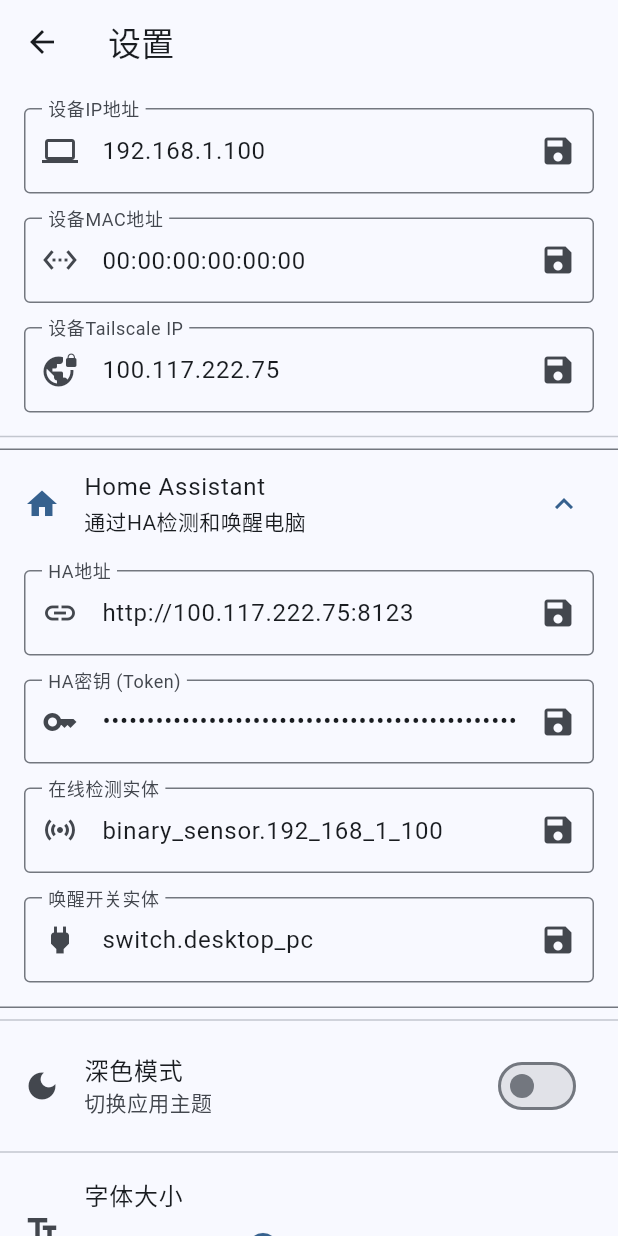
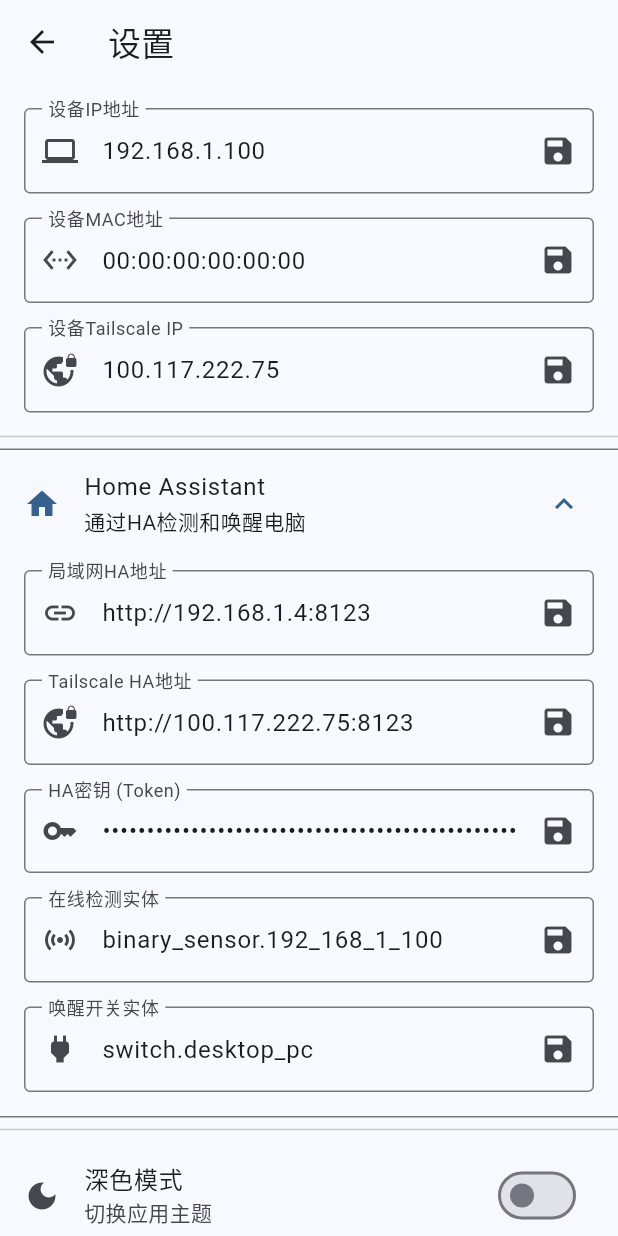
Before and after one commit to yanli78/wakeup_onlan, a Flutter app: the screen it shows after launch, after a tap on the "settings" icon, on a phone screen of 412 x 824 dp. Run offline on Flutter 3.47's test engine with Material 3 defaults, Android fonts, the phone set to English and light mode, and no system bars; our stand-ins replace shared_preferences.

Commit message:
优化局域网检查逻辑

```diff
--- a/lib/main.dart
+++ b/lib/main.dart
@@ -51,10 +51,6 @@ class _HomePageState extends State<HomePage> {
 
   Future<void> _initSettings() async {
     await _settingsService.init();
-    _haService = HomeAssistantService(
-      baseUrl: _settingsService.haBaseUrl,
-      token: _settingsService.haToken,
-    );
     setState(() {
       _isInitialized = true;
     });
@@ -72,6 +68,15 @@ class _HomePageState extends State<HomePage> {
     }
   }
 
+  String _getHaBaseUrl() {
+    if (_isOnLocal) {
+      return _settingsService.haLocalUrl;
+    } else if (_isOnTailscale) {
+      return _settingsService.haTailscaleUrl;
+    }
+    return _settingsService.haLocalUrl;
+  }
+
   Future<void> _checkPcStatus() async {
     if (_isChecking) return;
 
@@ -83,12 +88,9 @@ class _HomePageState extends State<HomePage> {
 
     bool online = false;
 
-    if (_isOnLocal) {
-      final ip = _settingsService.ipAddress;
-      online = await NetworkService.isPcOnline(ip);
-    } else if (_isOnTailscale) {
+    if (_isOnLocal || _isOnTailscale) {
       _haService = HomeAssistantService(
-        baseUrl: _settingsService.haBaseUrl,
+        baseUrl: _getHaBaseUrl(),
         token: _settingsService.haToken,
       );
       final state = await _haService?.getEntityState(
@@ -117,29 +119,13 @@ class _HomePageState extends State<HomePage> {
     await _checkNetworkStatus();
 
     if (_canWake()) {
-      bool wakeSuccess = false;
-
-      if (_isOnLocal) {
-        final mac = _settingsService.macAddress;
-        String? broadcastAddr;
-
-        final ip = _settingsService.ipAddress;
-        final parts = ip.split('.');
-        if (parts.length == 4) {
-          broadcastAddr = '${parts[0]}.${parts[1]}.${parts[2]}.255';
-        }
-
-        NetworkService.sendMagicPacket(mac, broadcastAddress: broadcastAddr);
-        wakeSuccess = true;
-      } else if (_isOnTailscale) {
-        _haService = HomeAssistantService(
-          baseUrl: _settingsService.haBaseUrl,
-          token: _settingsService.haToken,
-        );
-        wakeSuccess =
-            await _haService?.turnOnSwitch(_settingsService.haSwitchEntity) ??
-            false;
-      }
+      _haService = HomeAssistantService(
+        baseUrl: _getHaBaseUrl(),
+        token: _settingsService.haToken,
+      );
+      final wakeSuccess =
+          await _haService?.turnOnSwitch(_settingsService.haSwitchEntity) ??
+          false;
 
       if (wakeSuccess && mounted) {
         ScaffoldMessenger.of(
@@ -200,10 +186,6 @@ class _HomePageState extends State<HomePage> {
       MaterialPageRoute(
         builder: (context) => SettingsPage(settingsService: _settingsService),
       ),
-    );
-    _haService = HomeAssistantService(
-      baseUrl: _settingsService.haBaseUrl,
-      token: _settingsService.haToken,
     );
     _checkPcStatus();
   }
--- a/lib/pages/settings_page.dart
+++ b/lib/pages/settings_page.dart
@@ -14,7 +14,8 @@ class _SettingsPageState extends State<SettingsPage> {
   late TextEditingController _ipController;
   late TextEditingController _macController;
   late TextEditingController _tailscaleIpController;
-  late TextEditingController _haUrlController;
+  late TextEditingController _haLocalUrlController;
+  late TextEditingController _haTailscaleUrlController;
   late TextEditingController _haTokenController;
   late TextEditingController _haSensorController;
   late TextEditingController _haSwitchController;
@@ -28,7 +29,8 @@ class _SettingsPageState extends State<SettingsPage> {
     _ipController = TextEditingController(text: widget.settingsService.ipAddress);
     _macController = TextEditingController(text: widget.settingsService.macAddress);
     _tailscaleIpController = TextEditingController(text: widget.settingsService.tailscaleIp);
-    _haUrlController = TextEditingController(text: widget.settingsService.haBaseUrl);
+    _haLocalUrlController = TextEditingController(text: widget.settingsService.haLocalUrl);
+    _haTailscaleUrlController = TextEditingController(text: widget.settingsService.haTailscaleUrl);
     _haTokenController = TextEditingController(text: widget.settingsService.haToken);
     _haSensorController = TextEditingController(text: widget.settingsService.haSensorEntity);
     _haSwitchController = TextEditingController(text: widget.settingsService.haSwitchEntity);
@@ -39,7 +41,8 @@ class _SettingsPageState extends State<SettingsPage> {
     _ipController.dispose();
     _macController.dispose();
     _tailscaleIpController.dispose();
-    _haUrlController.dispose();
+    _haLocalUrlController.dispose();
+    _haTailscaleUrlController.dispose();
     _haTokenController.dispose();
     _haSensorController.dispose();
     _haSwitchController.dispose();
@@ -76,12 +79,22 @@ class _SettingsPageState extends State<SettingsPage> {
     }
   }
 
-  void _saveHaUrl() {
-    final url = _haUrlController.text.trim();
+  void _saveHaLocalUrl() {
+    final url = _haLocalUrlController.text.trim();
     if (url.isNotEmpty) {
-      widget.settingsService.setHaBaseUrl(url);
+      widget.settingsService.setHaLocalUrl(url);
       ScaffoldMessenger.of(context).showSnackBar(
-        const SnackBar(content: Text('HA地址已保存')),
+        const SnackBar(content: Text('局域网HA地址已保存')),
+      );
+    }
+  }
+
+  void _saveHaTailscaleUrl() {
+    final url = _haTailscaleUrlController.text.trim();
+    if (url.isNotEmpty) {
+      widget.settingsService.setHaTailscaleUrl(url);
+      ScaffoldMessenger.of(context).showSnackBar(
+        const SnackBar(content: Text('Tailscale HA地址已保存')),
       );
     }
   }
@@ -199,18 +212,35 @@ class _SettingsPageState extends State<SettingsPage> {
               Padding(
                 padding: const EdgeInsets.symmetric(horizontal: 16, vertical: 8),
                 child: TextField(
-                  controller: _haUrlController,
+                  controller: _haLocalUrlController,
                   decoration: InputDecoration(
-                    labelText: 'HA地址',
-                    hintText: '例如: http://100.117.222.75:8123',
+                    labelText: '局域网HA地址',
+                    hintText: '例如: http://192.168.1.4:8123',
                     prefixIcon: const Icon(Icons.link),
                     suffixIcon: IconButton(
                       icon: const Icon(Icons.save),
-                      onPressed: _saveHaUrl,
+                      onPressed: _saveHaLocalUrl,
                     ),
                     border: const OutlineInputBorder(),
                   ),
-                  onSubmitted: (_) => _saveHaUrl(),
+                  onSubmitted: (_) => _saveHaLocalUrl(),
+                ),
+              ),
+              Padding(
+                padding: const EdgeInsets.symmetric(horizontal: 16, vertical: 8),
+                child: TextField(
+                  controller: _haTailscaleUrlController,
+                  decoration: InputDecoration(
+                    labelText: 'Tailscale HA地址',
+                    hintText: '例如: http://100.117.222.75:8123',
+                    prefixIcon: const Icon(Icons.vpn_lock),
+                    suffixIcon: IconButton(
+                      icon: const Icon(Icons.save),
+                      onPressed: _saveHaTailscaleUrl,
+                    ),
+                    border: const OutlineInputBorder(),
+                  ),
+                  onSubmitted: (_) => _saveHaTailscaleUrl(),
                 ),
               ),
               Padding(
--- a/lib/services/settings_service.dart
+++ b/lib/services/settings_service.dart
@@ -9,8 +9,10 @@ class SettingsService extends ChangeNotifier {
   static const String _tailscaleIpKey = 'tailscale_ip';
   static const String _defaultTailscaleIp = '100.117.222.75';
 
-  static const String _haBaseUrlKey = 'ha_base_url';
-  static const String _defaultHaBaseUrl = 'http://100.117.222.75:8123';
+  static const String _haLocalUrlKey = 'ha_local_url';
+  static const String _defaultHaLocalUrl = 'http://192.168.1.4:8123';
+  static const String _haTailscaleUrlKey = 'ha_tailscale_url';
+  static const String _defaultHaTailscaleUrl = 'http://100.117.222.75:8123';
   static const String _haTokenKey = 'ha_token';
   static const String _defaultHaToken =
       'eyJhbGciOiJIUzI1NiIsInR5cCI6IkpXVCJ9.eyJpc3MiOiI1ZjkwNWE5ZWY5MWE0NWIwYjc2ZjdmZmJiMDM1NDg3OSIsImlhdCI6MTc4NDY5OTM4MCwiZXhwIjoyMTAwMDU5MzgwfQ.lanOu2nVdWGaAMopyp7hMQR-7Ln8csvcZJNbU-8hguw';
@@ -22,7 +24,8 @@ class SettingsService extends ChangeNotifier {
   String _ipAddress = _defaultIp;
   String _macAddress = _defaultMac;
   String _tailscaleIp = _defaultTailscaleIp;
-  String _haBaseUrl = _defaultHaBaseUrl;
+  String _haLocalUrl = _defaultHaLocalUrl;
+  String _haTailscaleUrl = _defaultHaTailscaleUrl;
   String _haToken = _defaultHaToken;
   String _haSensorEntity = _defaultHaSensorEntity;
   String _haSwitchEntity = _defaultHaSwitchEntity;
@@ -31,7 +34,8 @@ class SettingsService extends ChangeNotifier {
   String get ipAddress => _ipAddress;
   String get macAddress => _macAddress;
   String get tailscaleIp => _tailscaleIp;
-  String get haBaseUrl => _haBaseUrl;
+  String get haLocalUrl => _haLocalUrl;
+  String get haTailscaleUrl => _haTailscaleUrl;
   String get haToken => _haToken;
   String get haSensorEntity => _haSensorEntity;
   String get haSwitchEntity => _haSwitchEntity;
@@ -41,7 +45,8 @@ class SettingsService extends ChangeNotifier {
     _ipAddress = _prefs?.getString(_ipAddressKey) ?? _defaultIp;
     _macAddress = _prefs?.getString(_macAddressKey) ?? _defaultMac;
     _tailscaleIp = _prefs?.getString(_tailscaleIpKey) ?? _defaultTailscaleIp;
-    _haBaseUrl = _prefs?.getString(_haBaseUrlKey) ?? _defaultHaBaseUrl;
+    _haLocalUrl = _prefs?.getString(_haLocalUrlKey) ?? _defaultHaLocalUrl;
+    _haTailscaleUrl = _prefs?.getString(_haTailscaleUrlKey) ?? _defaultHaTailscaleUrl;
     _haToken = _prefs?.getString(_haTokenKey) ?? _defaultHaToken;
     _haSensorEntity = _prefs?.getString(_haSensorEntityKey) ?? _defaultHaSensorEntity;
     _haSwitchEntity = _prefs?.getString(_haSwitchEntityKey) ?? _defaultHaSwitchEntity;
@@ -66,10 +71,16 @@ class SettingsService extends ChangeNotifier {
     await _prefs?.setString(_tailscaleIpKey, ip);
   }
 
-  Future<void> setHaBaseUrl(String url) async {
-    _haBaseUrl = url;
+  Future<void> setHaLocalUrl(String url) async {
+    _haLocalUrl = url;
     notifyListeners();
-    await _prefs?.setString(_haBaseUrlKey, url);
+    await _prefs?.setString(_haLocalUrlKey, url);
+  }
+
+  Future<void> setHaTailscaleUrl(String url) async {
+    _haTailscaleUrl = url;
+    notifyListeners();
+    await _prefs?.setString(_haTailscaleUrlKey, url);
   }
 
   Future<void> setHaToken(String token) async {
```
